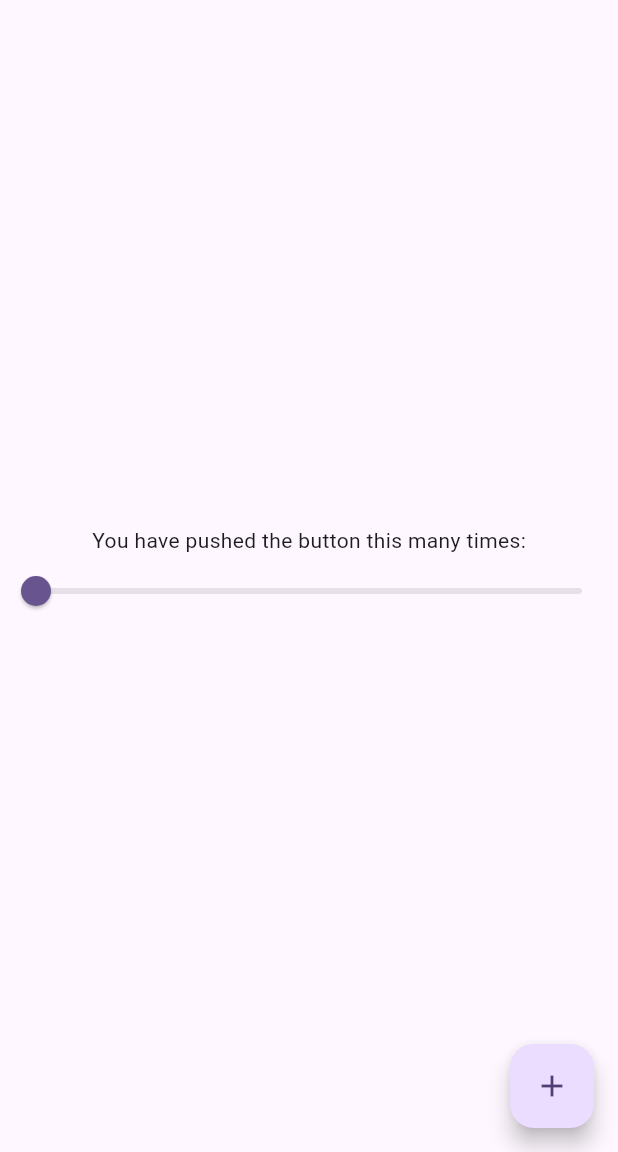
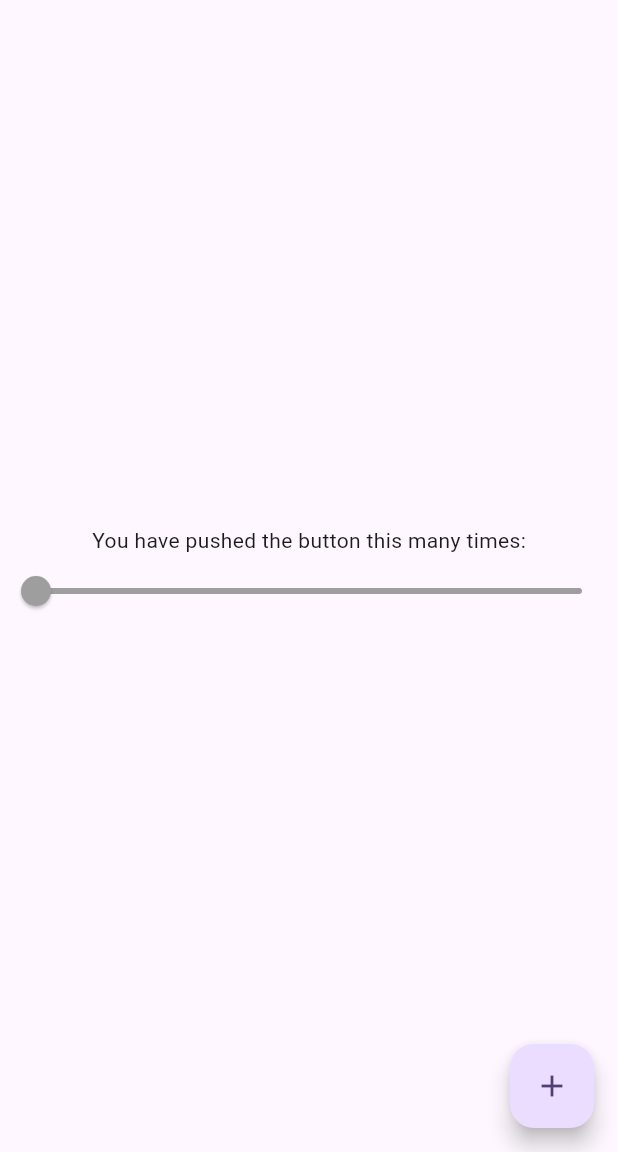
Before and after one commit to hossam1244/number_picker_indicator, a Flutter app: the screen it shows after launch, on a phone screen of 412 x 824 dp, the part 84-1236 px from its top. Run offline on Flutter 3.47's test engine with Material 3 defaults, Android fonts, the phone set to English and light mode, and no system bars.

Commit message:
added TODOs

```diff
--- a/lib/src/number_picker_indicator.dart
+++ b/lib/src/number_picker_indicator.dart
@@ -2,6 +2,8 @@ library number_picker;
 
 import 'package:flutter/material.dart';
 
+// TODO customize the thumb and indicator color
+// TODO modify the thumb to be a customized image
 class NumberPickerIndicator extends StatefulWidget {
   // minimum value of the number picker
   final int? minValue;
@@ -39,6 +41,9 @@ class _NumberPickerIndicatorState extends State<NumberPickerIndicator> {
     return Slider(
       min: widget.minValue!.toDouble(),
       max: widget.maxValue!.toDouble(),
+      activeColor: Colors.grey,
+      inactiveColor: Colors.grey,
+      overlayColor: MaterialStateProperty.all(Colors.grey),
       onChanged: (double value) {
         setState(() {
           widget.value = value.toInt();
```
